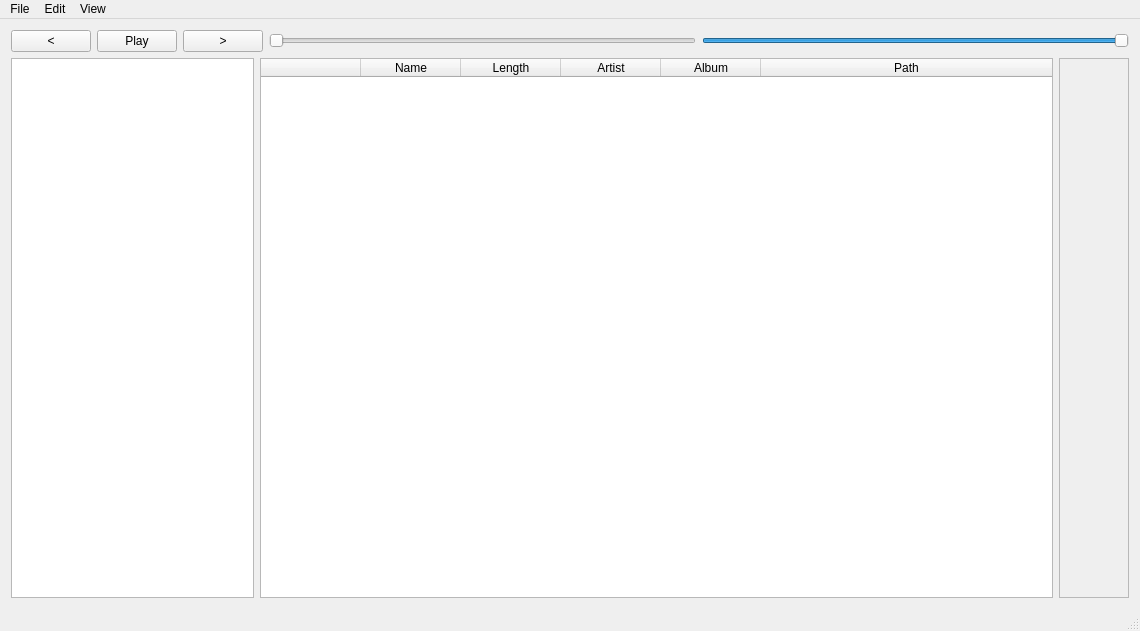
Old version of the form mainwindow.ui in the repository Serdnad/Music_Player.
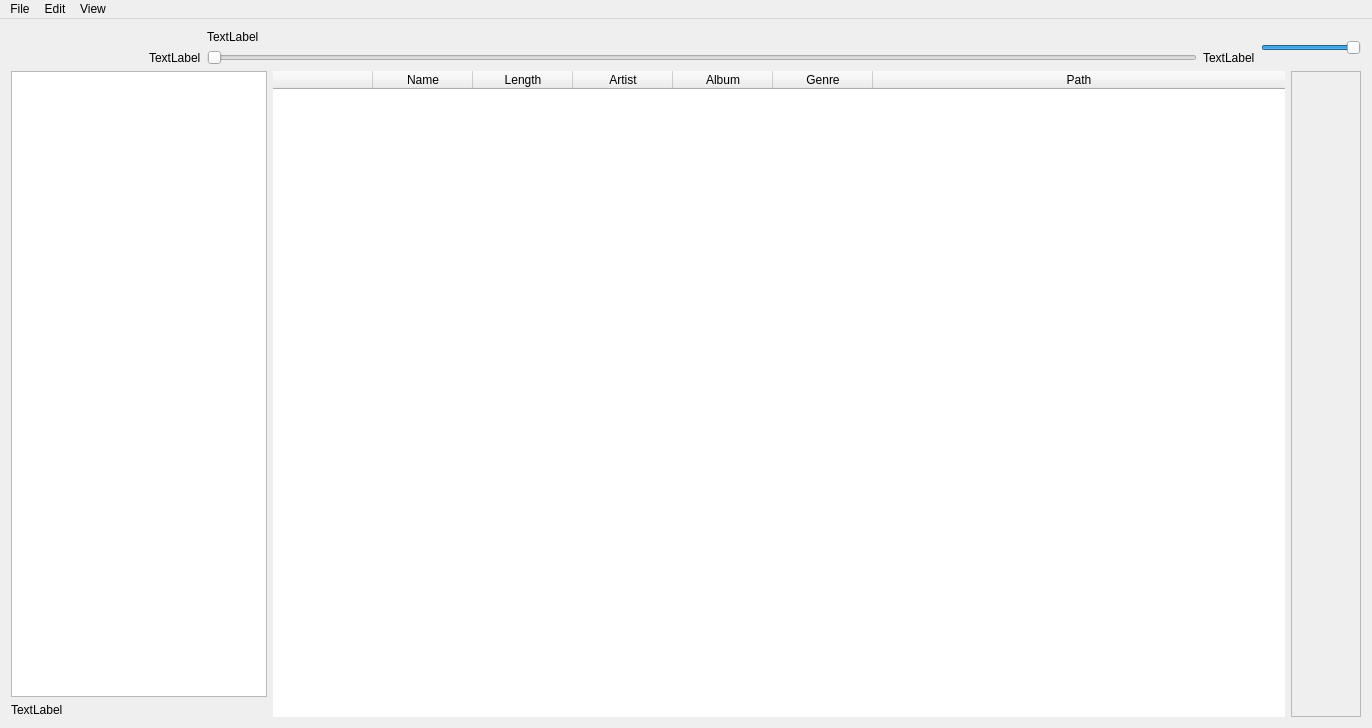
New version of the form. Icons and pictures are not drawn.

The edit to the form file:
```diff
--- a/mainwindow.ui
+++ b/mainwindow.ui
@@ -6,13 +6,19 @@
    <rect>
     <x>0</x>
     <y>0</y>
-    <width>1140</width>
-    <height>631</height>
+    <width>1372</width>
+    <height>728</height>
    </rect>
   </property>
   <property name="windowTitle">
    <string>Music Player</string>
   </property>
+  <property name="documentMode">
+   <bool>false</bool>
+  </property>
+  <property name="tabShape">
+   <enum>QTabWidget::Rounded</enum>
+  </property>
   <widget class="QWidget" name="centralWidget">
    <layout class="QVBoxLayout" name="verticalLayout">
     <item>
@@ -20,33 +26,109 @@
       <item>
        <widget class="QPushButton" name="ButtonPrev">
         <property name="text">
-         <string>&lt;</string>
+         <string/>
+        </property>
+        <property name="icon">
+         <iconset resource="resources.qrc">
+          <normaloff>:/Images/Images/Player_Prev.png</normaloff>:/Images/Images/Player_Prev.png</iconset>
+        </property>
+        <property name="iconSize">
+         <size>
+          <width>32</width>
+          <height>32</height>
+         </size>
+        </property>
+        <property name="flat">
+         <bool>true</bool>
         </property>
        </widget>
       </item>
       <item>
        <widget class="QPushButton" name="ButtonToggle">
         <property name="text">
-         <string>Play</string>
+         <string/>
+        </property>
+        <property name="icon">
+         <iconset resource="resources.qrc">
+          <normaloff>:/Images/Images/Player_Play.png</normaloff>:/Images/Images/Player_Play.png</iconset>
+        </property>
+        <property name="iconSize">
+         <size>
+          <width>32</width>
+          <height>32</height>
+         </size>
+        </property>
+        <property name="flat">
+         <bool>true</bool>
         </property>
        </widget>
       </item>
       <item>
        <widget class="QPushButton" name="ButtonNext">
         <property name="text">
-         <string>&gt;</string>
+         <string/>
+        </property>
+        <property name="icon">
+         <iconset resource="resources.qrc">
+          <normaloff>:/Images/Images/Player_Next.png</normaloff>:/Images/Images/Player_Next.png</iconset>
+        </property>
+        <property name="iconSize">
+         <size>
+          <width>32</width>
+          <height>32</height>
+         </size>
+        </property>
+        <property name="flat">
+         <bool>true</bool>
         </property>
        </widget>
       </item>
       <item>
-       <widget class="QSlider" name="SliderTrack">
-        <property name="orientation">
-         <enum>Qt::Horizontal</enum>
-        </property>
-       </widget>
+       <layout class="QGridLayout" name="gridLayout">
+        <item row="1" column="2">
+         <widget class="QLabel" name="LabelTimeEnd">
+          <property name="text">
+           <string>TextLabel</string>
+          </property>
+         </widget>
+        </item>
+        <item row="1" column="1">
+         <widget class="QSlider" name="SliderSeekTrack">
+          <property name="orientation">
+           <enum>Qt::Horizontal</enum>
+          </property>
+         </widget>
+        </item>
+        <item row="1" column="0">
+         <widget class="QLabel" name="LabelTimeCurrent">
+          <property name="text">
+           <string>TextLabel</string>
+          </property>
+         </widget>
+        </item>
+        <item row="0" column="1">
+         <widget class="QLabel" name="LabelSongInfo">
+          <property name="text">
+           <string>TextLabel</string>
+          </property>
+         </widget>
+        </item>
+       </layout>
       </item>
       <item>
        <widget class="QSlider" name="SliderVolume">
+        <property name="sizePolicy">
+         <sizepolicy hsizetype="Fixed" vsizetype="Fixed">
+          <horstretch>0</horstretch>
+          <verstretch>0</verstretch>
+         </sizepolicy>
+        </property>
+        <property name="minimumSize">
+         <size>
+          <width>100</width>
+          <height>0</height>
+         </size>
+        </property>
         <property name="maximum">
          <number>100</number>
         </property>
@@ -68,11 +150,44 @@
     </item>
     <item>
      <layout class="QHBoxLayout" name="horizontalLayout_3">
-      <item alignment="Qt::AlignLeft">
-       <widget class="QListView" name="listView"/>
+      <item>
+       <layout class="QVBoxLayout" name="verticalLayout_2">
+        <item>
+         <widget class="QListWidget" name="ListQueue">
+          <property name="sizePolicy">
+           <sizepolicy hsizetype="Fixed" vsizetype="Expanding">
+            <horstretch>0</horstretch>
+            <verstretch>0</verstretch>
+           </sizepolicy>
+          </property>
+         </widget>
+        </item>
+        <item>
+         <widget class="QLabel" name="ImageView">
+          <property name="sizePolicy">
+           <sizepolicy hsizetype="Fixed" vsizetype="Preferred">
+            <horstretch>0</horstretch>
+            <verstretch>0</verstretch>
+           </sizepolicy>
+          </property>
+          <property name="text">
+           <string>TextLabel</string>
+          </property>
+         </widget>
+        </item>
+       </layout>
       </item>
       <item>
        <widget class="QTableWidget" name="TableMusic">
+        <property name="frameShape">
+         <enum>QFrame::NoFrame</enum>
+        </property>
+        <property name="frameShadow">
+         <enum>QFrame::Plain</enum>
+        </property>
+        <property name="horizontalScrollBarPolicy">
+         <enum>Qt::ScrollBarAsNeeded</enum>
+        </property>
         <property name="sizeAdjustPolicy">
          <enum>QAbstractScrollArea::AdjustToContents</enum>
         </property>
@@ -80,7 +195,10 @@
          <set>QAbstractItemView::NoEditTriggers</set>
         </property>
         <property name="alternatingRowColors">
-         <bool>false</bool>
+         <bool>true</bool>
+        </property>
+        <property name="selectionMode">
+         <enum>QAbstractItemView::SingleSelection</enum>
         </property>
         <property name="selectionBehavior">
          <enum>QAbstractItemView::SelectRows</enum>
@@ -88,6 +206,9 @@
         <property name="sortingEnabled">
          <bool>true</bool>
         </property>
+        <property name="cornerButtonEnabled">
+         <bool>true</bool>
+        </property>
         <attribute name="horizontalHeaderStretchLastSection">
          <bool>true</bool>
         </attribute>
@@ -125,6 +246,11 @@
           <string>Album</string>
          </property>
         </column>
+        <column>
+         <property name="text">
+          <string>Genre</string>
+         </property>
+        </column>
         <column>
          <property name="text">
           <string>Path</string>
@@ -143,7 +269,7 @@
            <x>0</x>
            <y>0</y>
            <width>68</width>
-           <height>536</height>
+           <height>640</height>
           </rect>
          </property>
         </widget>
@@ -158,7 +284,7 @@
     <rect>
      <x>0</x>
      <y>0</y>
-     <width>1140</width>
+     <width>1372</width>
      <height>20</height>
     </rect>
    </property>
@@ -182,7 +308,6 @@
    <addaction name="menuOther"/>
    <addaction name="menuOh"/>
   </widget>
-  <widget class="QStatusBar" name="statusBar"/>
   <action name="actionAdd">
    <property name="text">
     <string>Add</string>
```
Left out of the diff: 4 changed lines with no effect on the pictures.
